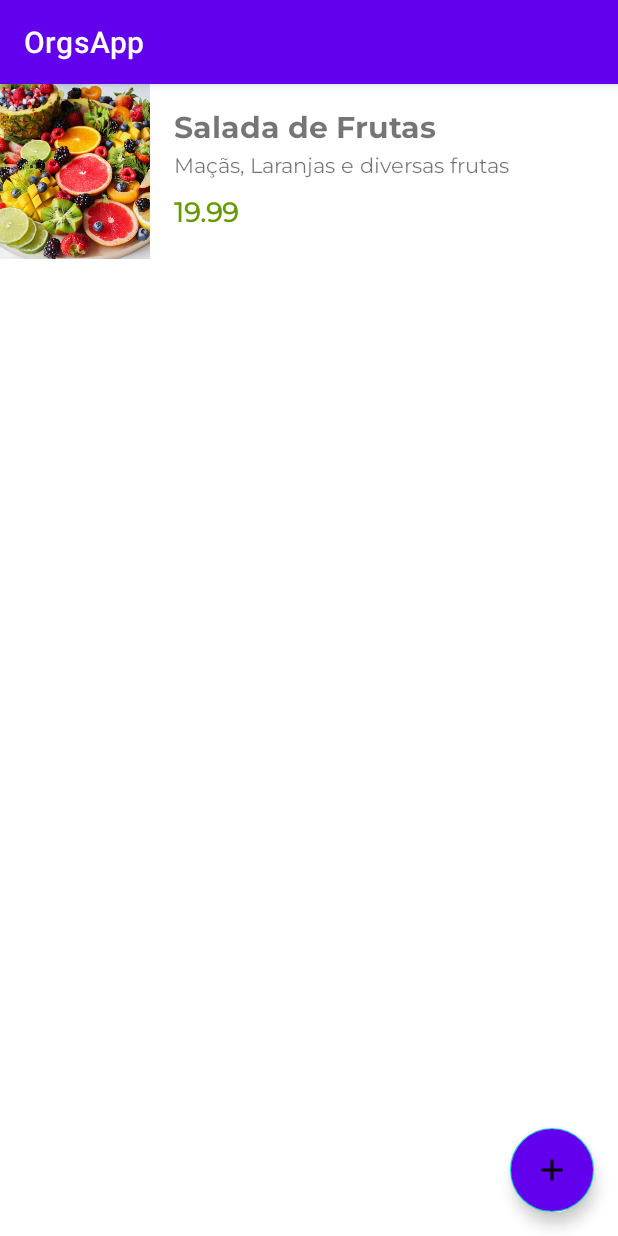
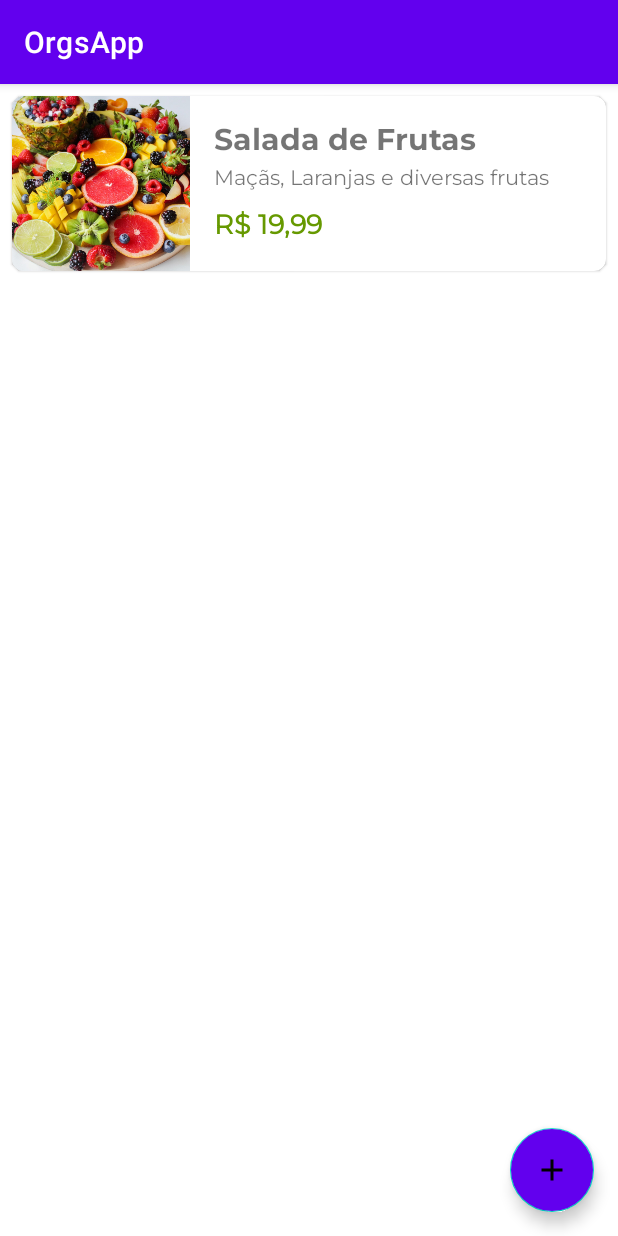
Before and after one commit to EclipseBSD/OrgsApp, an Android app built with Jetpack Compose: the screen it shows after launch (ListaProdutosActivity), on a phone screen of 412 x 824 dp. Run offline under Robolectric (Android 15) with nearby library versions, the phone set to English and light mode, and no system bars.

Commit message:
Modificando adapter, formatando moeda e criando cards

```diff
--- a/app/src/main/java/com/example/orgsapp/ui/recyclerview/adapter/ListaProdutosAdapter.kt
+++ b/app/src/main/java/com/example/orgsapp/ui/recyclerview/adapter/ListaProdutosAdapter.kt
@@ -6,6 +6,9 @@ import android.view.ViewGroup
 import androidx.recyclerview.widget.RecyclerView
 import com.example.orgsapp.databinding.ProdutoItemBinding
 import com.example.orgsapp.model.Produtos
+import java.math.BigDecimal
+import java.text.NumberFormat
+import java.util.Locale
 
 class ListaProdutosAdapter(
     private val context: Context,
@@ -22,8 +25,15 @@ class ListaProdutosAdapter(
         fun vincula(produto: Produtos) {
             nome.text = produto.nome
             descricao.text = produto.descricao
-            preco.text = produto.preco.toPlainString()
+            val formataMoeda: String = formatarMoedaBrasil(produto.preco)
+            preco.text = formataMoeda
         }
+
+        private fun formatarMoedaBrasil(valor: BigDecimal): String{
+            val formatoMoeda: NumberFormat = NumberFormat.getCurrencyInstance(Locale("pt", "br"))
+            return formatoMoeda.format(valor)
+        }
+
     }
 
     override fun onCreateViewHolder(parent: ViewGroup, viewType: Int): ViewHolder {
--- a/app/src/main/res/layout/produto_item.xml
+++ b/app/src/main/res/layout/produto_item.xml
@@ -1,9 +1,16 @@
 <?xml version="1.0" encoding="utf-8"?>
-<androidx.constraintlayout.widget.ConstraintLayout xmlns:android="http://schemas.android.com/apk/res/android"
+<com.google.android.material.card.MaterialCardView xmlns:android="http://schemas.android.com/apk/res/android"
+    xmlns:app="http://schemas.android.com/apk/res-auto"
+    xmlns:tools="http://schemas.android.com/tools"
     android:layout_width="match_parent"
     android:layout_height="wrap_content"
-    xmlns:tools="http://schemas.android.com/tools"
-    xmlns:app="http://schemas.android.com/apk/res-auto">
+    android:layout_margin="8dp"
+    android:elevation="8dp"
+    app:cardCornerRadius="8dp">
+
+    <androidx.constraintlayout.widget.ConstraintLayout
+        android:layout_width="match_parent"
+        android:layout_height="wrap_content">
 
         <TextView
             android:id="@+id/produto_item_nome"
@@ -37,29 +44,42 @@
             android:id="@+id/produto_item_preco"
             android:layout_width="0dp"
             android:layout_height="wrap_content"
-        app:layout_constraintStart_toStartOf="@id/produto_item_descricao"
-        app:layout_constraintEnd_toEndOf="@id/produto_item_descricao"
-        app:layout_constraintTop_toBottomOf="@+id/produto_item_descricao"
+            android:layout_marginTop="8dp"
+            android:layout_marginBottom="16dp"
             android:fontFamily="@font/montserrat"
+            android:textColor="@android:color/holo_green_dark"
             android:textSize="18sp"
             android:textStyle="bold"
-        android:textColor="@android:color/holo_green_dark"
-        android:layout_marginBottom="16dp"
             app:layout_constraintBottom_toBottomOf="parent"
-        android:layout_marginTop="8dp"
+            app:layout_constraintEnd_toEndOf="@id/produto_item_descricao"
+            app:layout_constraintStart_toStartOf="@id/produto_item_descricao"
+            app:layout_constraintTop_toBottomOf="@+id/produto_item_descricao"
             tools:text="25.99"></TextView>
+
+        <androidx.constraintlayout.widget.Guideline
+            android:id="@+id/guideline"
+            android:layout_width="match_parent"
+            android:layout_height="wrap_content"
+            android:orientation="vertical"
+            app:layout_constraintGuide_percent="0.3"
+            >
+
+
+        </androidx.constraintlayout.widget.Guideline>
+
 
         <ImageView
             android:id="@+id/imageView"
-        android:layout_width="100dp"
+            android:layout_width="0dp"
             android:layout_height="0dp"
             android:scaleType="centerCrop"
+            app:layout_constraintBottom_toBottomOf="parent"
+            app:layout_constraintEnd_toStartOf="@id/guideline"
+            app:layout_constraintStart_toStartOf="parent"
             app:layout_constraintTop_toTopOf="parent"
-        app:layout_constraintStart_toStartOf="parent"
-        app:layout_constraintBottom_toBottomOf="parent"
-        app:layout_constraintEnd_toStartOf="@id/produto_item_nome"
             app:srcCompat="@drawable/produto_1"
             tools:srcCompat="@tools:sample/backgrounds/scenic" />
 
 
     </androidx.constraintlayout.widget.ConstraintLayout>
+</com.google.android.material.card.MaterialCardView>
```
Lines whose indentation alone changed are shown as unchanged.
